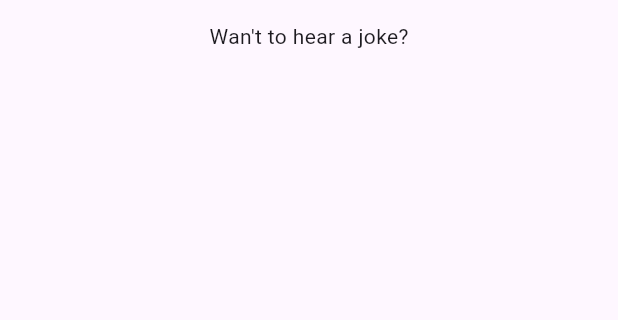
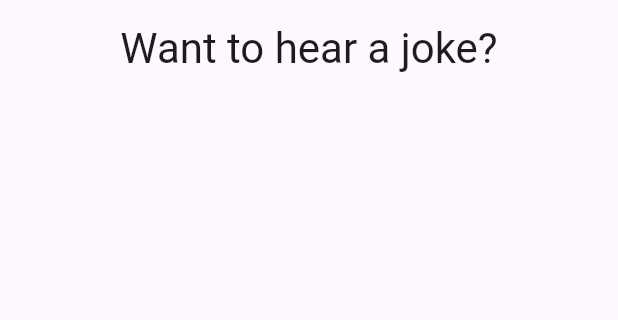
Before and after one commit to fluttered-book/jokes, a Flutter app: the screen it shows after launch, on a phone screen of 412 x 824 dp, the part 63-383 px from its top. Run offline on Flutter 3.47's test engine with Material 3 defaults, Android fonts, the phone set to English and light mode, and no system bars; our stand-ins replace flutter_bloc, flutter_svg.

Commit message:
Add avatar and tweak ui

```diff
--- a/lib/pages/jokes_page.dart
+++ b/lib/pages/jokes_page.dart
@@ -14,12 +14,12 @@ class JokesPage extends StatelessWidget {
       appBar: AppBar(title: const Text("Jokes")),
       body: BlocBuilder<JokeCubit, JokeState>(
         builder: (context, state) {
-          return Center(
-            child: Column(
+          return Column(
             children: [
               Expanded(
                 child: switch (state) {
-                    JokeInitial() => Text("Wan't to hear a joke?"),
+                  JokeInitial() => Text("Want to hear a joke?",
+                      style: Theme.of(context).textTheme.headlineMedium),
                   JokeLoading() => Center(child: CircularProgressIndicator()),
                   JokeLoaded() => JokeWidget(state.joke),
                   JokeError() => Text(
@@ -30,7 +30,8 @@ class JokesPage extends StatelessWidget {
                     ),
                 },
               ),
-                Padding(
+              Center(
+                child: Padding(
                   padding: const EdgeInsets.only(bottom: 16.0),
                   child: ElevatedButton(
                     onPressed: () => context.read<JokeCubit>().loadNewJoke(),
@@ -40,8 +41,8 @@ class JokesPage extends StatelessWidget {
                     ),
                   ),
                 ),
+              ),
             ],
-            ),
           );
         },
       ),
--- a/lib/widgets/text_bubble.dart
+++ b/lib/widgets/text_bubble.dart
@@ -6,14 +6,15 @@ class TextBubble extends StatelessWidget {
 
   @override
   Widget build(BuildContext context) {
+    final fontSize = Theme.of(context).textTheme.headlineSmall?.fontSize;
     return PhysicalModel(
       color: Colors.purple,
-      elevation: 20,
+      elevation: 10,
       borderRadius: BorderRadius.circular(20),
       child: Padding(
         padding: const EdgeInsets.all(16.0),
         child: Text(text,
-            style: const TextStyle(fontSize: 24, color: Colors.white)),
+            style: TextStyle(fontSize: fontSize, color: Colors.white)),
       ),
     );
   }
--- a/pubspec.yaml
+++ b/pubspec.yaml
@@ -37,6 +37,7 @@ dependencies:
   http: ^1.3.0
   flutter_bloc: ^9.1.0
   equatable: ^2.0.7
+  flutter_svg: ^2.0.17
 
 dev_dependencies:
   flutter_test:
```
Also changed, not shown: lib/widgets/joke_widget.dart (+15 -2 lines), pubspec.lock. Lines whose indentation alone changed are shown as unchanged.
